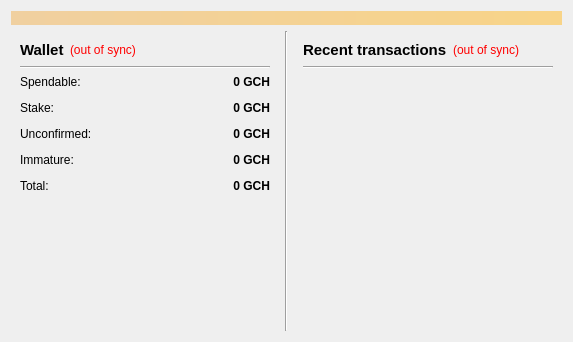
galaxycash/galaxycash, file src/qt/forms/overviewpage.ui: the form before one commit.
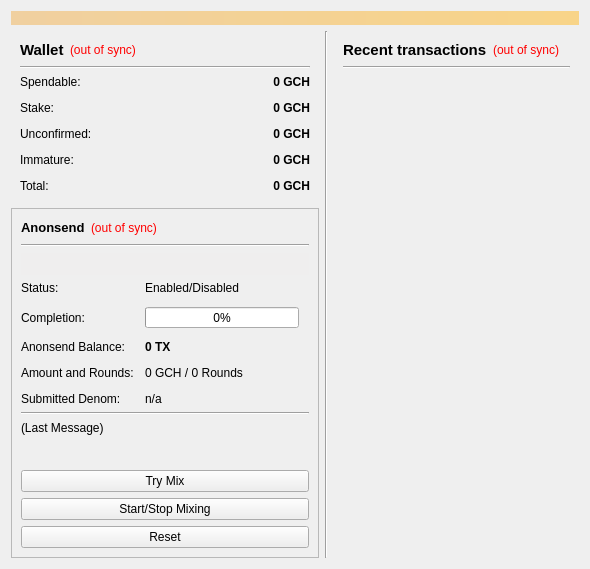
The form after the commit.

The edit to the form file:
```diff
--- a/src/qt/forms/overviewpage.ui
+++ b/src/qt/forms/overviewpage.ui
@@ -6,8 +6,8 @@
    <rect>
     <x>0</x>
     <y>0</y>
-    <width>573</width>
-    <height>342</height>
+    <width>590</width>
+    <height>554</height>
    </rect>
   </property>
   <property name="windowTitle">
@@ -265,6 +265,689 @@
          </layout>
         </widget>
        </item>
+       <item>
+        <widget class="QFrame" name="frameAnonsend">
+         <property name="sizePolicy">
+          <sizepolicy hsizetype="Expanding" vsizetype="Expanding">
+           <horstretch>0</horstretch>
+           <verstretch>0</verstretch>
+          </sizepolicy>
+         </property>
+         <property name="minimumSize">
+          <size>
+           <width>0</width>
+           <height>350</height>
+          </size>
+         </property>
+         <property name="layoutDirection">
+          <enum>Qt::LeftToRight</enum>
+         </property>
+         <property name="frameShape">
+          <enum>QFrame::StyledPanel</enum>
+         </property>
+         <property name="frameShadow">
+          <enum>QFrame::Raised</enum>
+         </property>
+         <layout class="QVBoxLayout" name="verticalLayout_5">
+          <item>
+           <layout class="QHBoxLayout" name="horizontalLayout_5">
+            <item>
+             <widget class="QLabel" name="label_2">
+              <property name="font">
+               <font>
+                <weight>75</weight>
+                <bold>true</bold>
+               </font>
+              </property>
+              <property name="text">
+               <string>&lt;html&gt;&lt;head/&gt;&lt;body&gt;&lt;p&gt;&lt;span style=&quot; font-size:10pt;&quot;&gt;Anonsend&lt;/span&gt;&lt;/p&gt;&lt;/body&gt;&lt;/html&gt;</string>
+              </property>
+             </widget>
+            </item>
+            <item>
+             <widget class="QLabel" name="labelAnonsendSyncStatus">
+              <property name="toolTip">
+               <string>The displayed information may be out of date. Your wallet automatically synchronizes with the MarteX network after a connection is established, but this process has not completed yet.</string>
+              </property>
+              <property name="styleSheet">
+               <string notr="true">QLabel { color: red; }</string>
+              </property>
+              <property name="text">
+               <string notr="true">(out of sync)</string>
+              </property>
+              <property name="alignment">
+               <set>Qt::AlignLeading|Qt::AlignLeft|Qt::AlignVCenter</set>
+              </property>
+             </widget>
+            </item>
+            <item>
+             <spacer name="horizontalSpacer_4">
+              <property name="orientation">
+               <enum>Qt::Horizontal</enum>
+              </property>
+              <property name="sizeHint" stdset="0">
+               <size>
+                <width>40</width>
+                <height>20</height>
+               </size>
+              </property>
+             </spacer>
+            </item>
+           </layout>
+          </item>
+          <item>
+           <widget class="Line" name="line_4">
+            <property name="orientation">
+             <enum>Qt::Horizontal</enum>
+            </property>
+           </widget>
+          </item>
+          <item>
+           <widget class="QPushButton" name="runAutoDenom">
+            <property name="palette">
+             <palette>
+              <active>
+               <colorrole role="WindowText">
+                <brush brushstyle="SolidPattern">
+                 <color alpha="255">
+                  <red>0</red>
+                  <green>0</green>
+                  <blue>0</blue>
+                 </color>
+                </brush>
+               </colorrole>
+               <colorrole role="Button">
+                <brush brushstyle="SolidPattern">
+                 <color alpha="255">
+                  <red>239</red>
+                  <green>238</green>
+                  <blue>238</blue>
+                 </color>
+                </brush>
+               </colorrole>
+               <colorrole role="Light">
+                <brush brushstyle="SolidPattern">
+                 <color alpha="255">
+                  <red>255</red>
+                  <green>255</green>
+                  <blue>255</blue>
+                 </color>
+                </brush>
+               </colorrole>
+               <colorrole role="Midlight">
+                <brush brushstyle="SolidPattern">
+                 <color alpha="255">
+                  <red>247</red>
+                  <green>246</green>
+                  <blue>246</blue>
+                 </color>
+                </brush>
+               </colorrole>
+               <colorrole role="Dark">
+                <brush brushstyle="SolidPattern">
+                 <color alpha="255">
+                  <red>119</red>
+                  <green>119</green>
+                  <blue>119</blue>
+                 </color>
+                </brush>
+               </colorrole>
+               <colorrole role="Mid">
+                <brush brushstyle="SolidPattern">
+                 <color alpha="255">
+                  <red>159</red>
+                  <green>159</green>
+                  <blue>159</blue>
+                 </color>
+                </brush>
+               </colorrole>
+               <colorrole role="Text">
+                <brush brushstyle="SolidPattern">
+                 <color alpha="255">
+                  <red>0</red>
+                  <green>0</green>
+                  <blue>0</blue>
+                 </color>
+                </brush>
+               </colorrole>
+               <colorrole role="BrightText">
+                <brush brushstyle="SolidPattern">
+                 <color alpha="255">
+                  <red>255</red>
+                  <green>255</green>
+                  <blue>255</blue>
+                 </color>
+                </brush>
+               </colorrole>
+               <colorrole role="ButtonText">
+                <brush brushstyle="SolidPattern">
+                 <color alpha="255">
+                  <red>0</red>
+                  <green>0</green>
+                  <blue>0</blue>
+                 </color>
+                </brush>
+               </colorrole>
+               <colorrole role="Base">
+                <brush brushstyle="SolidPattern">
+                 <color alpha="255">
+                  <red>255</red>
+                  <green>255</green>
+                  <blue>255</blue>
+                 </color>
+                </brush>
+               </colorrole>
+               <colorrole role="Window">
+                <brush brushstyle="SolidPattern">
+                 <color alpha="255">
+                  <red>239</red>
+                  <green>238</green>
+                  <blue>238</blue>
+                 </color>
+                </brush>
+               </colorrole>
+               <colorrole role="Shadow">
+                <brush brushstyle="SolidPattern">
+                 <color alpha="255">
+                  <red>0</red>
+                  <green>0</green>
+                  <blue>0</blue>
+                 </color>
+                </brush>
+               </colorrole>
+               <colorrole role="AlternateBase">
+                <brush brushstyle="SolidPattern">
+                 <color alpha="255">
+                  <red>247</red>
+                  <green>246</green>
+                  <blue>246</blue>
+                 </color>
+                </brush>
+               </colorrole>
+               <colorrole role="ToolTipBase">
+                <brush brushstyle="SolidPattern">
+                 <color alpha="255">
+                  <red>255</red>
+                  <green>255</green>
+                  <blue>220</blue>
+                 </color>
+                </brush>
+               </colorrole>
+               <colorrole role="ToolTipText">
+                <brush brushstyle="SolidPattern">
+                 <color alpha="255">
+                  <red>0</red>
+                  <green>0</green>
+                  <blue>0</blue>
+                 </color>
+                </brush>
+               </colorrole>
+              </active>
+              <inactive>
+               <colorrole role="WindowText">
+                <brush brushstyle="SolidPattern">
+                 <color alpha="255">
+                  <red>0</red>
+                  <green>0</green>
+                  <blue>0</blue>
+                 </color>
+                </brush>
+               </colorrole>
+               <colorrole role="Button">
+                <brush brushstyle="SolidPattern">
+                 <color alpha="255">
+                  <red>239</red>
+                  <green>238</green>
+                  <blue>238</blue>
+                 </color>
+                </brush>
+               </colorrole>
+               <colorrole role="Light">
+                <brush brushstyle="SolidPattern">
+                 <color alpha="255">
+                  <red>255</red>
+                  <green>255</green>
+                  <blue>255</blue>
+                 </color>
+                </brush>
+               </colorrole>
+               <colorrole role="Midlight">
+                <brush brushstyle="SolidPattern">
+                 <color alpha="255">
+                  <red>247</red>
+                  <green>246</green>
+                  <blue>246</blue>
+                 </color>
+                </brush>
+               </colorrole>
+               <colorrole role="Dark">
+                <brush brushstyle="SolidPattern">
+                 <color alpha="255">
+                  <red>119</red>
+                  <green>119</green>
+                  <blue>119</blue>
+                 </color>
+                </brush>
+               </colorrole>
+               <colorrole role="Mid">
+                <brush brushstyle="SolidPattern">
+                 <color alpha="255">
+                  <red>159</red>
+                  <green>159</green>
+                  <blue>159</blue>
+                 </color>
+                </brush>
+               </colorrole>
+               <colorrole role="Text">
+                <brush brushstyle="SolidPattern">
+                 <color alpha="255">
+                  <red>0</red>
+                  <green>0</green>
+                  <blue>0</blue>
+                 </color>
+                </brush>
+               </colorrole>
+               <colorrole role="BrightText">
+                <brush brushstyle="SolidPattern">
+                 <color alpha="255">
+                  <red>255</red>
+                  <green>255</green>
+                  <blue>255</blue>
+                 </color>
+                </brush>
+               </colorrole>
+               <colorrole role="ButtonText">
+                <brush brushstyle="SolidPattern">
+                 <color alpha="255">
+                  <red>0</red>
+                  <green>0</green>
+                  <blue>0</blue>
+                 </color>
+                </brush>
+               </colorrole>
+               <colorrole role="Base">
+                <brush brushstyle="SolidPattern">
+                 <color alpha="255">
+                  <red>255</red>
+                  <green>255</green>
+                  <blue>255</blue>
+                 </color>
+                </brush>
+               </colorrole>
+               <colorrole role="Window">
+                <brush brushstyle="SolidPattern">
+                 <color alpha="255">
+                  <red>239</red>
+                  <green>238</green>
+                  <blue>238</blue>
+                 </color>
+                </brush>
+               </colorrole>
+               <colorrole role="Shadow">
+                <brush brushstyle="SolidPattern">
+                 <color alpha="255">
+                  <red>0</red>
+                  <green>0</green>
+                  <blue>0</blue>
+                 </color>
+                </brush>
+               </colorrole>
+               <colorrole role="AlternateBase">
+                <brush brushstyle="SolidPattern">
+                 <color alpha="255">
+                  <red>247</red>
+                  <green>246</green>
+                  <blue>246</blue>
+                 </color>
+                </brush>
+               </colorrole>
+               <colorrole role="ToolTipBase">
+                <brush brushstyle="SolidPattern">
+                 <color alpha="255">
+                  <red>255</red>
+                  <green>255</green>
+                  <blue>220</blue>
+                 </color>
+                </brush>
+               </colorrole>
+               <colorrole role="ToolTipText">
+                <brush brushstyle="SolidPattern">
+                 <color alpha="255">
+                  <red>0</red>
+                  <green>0</green>
+                  <blue>0</blue>
+                 </color>
+                </brush>
+               </colorrole>
+              </inactive>
+              <disabled>
+               <colorrole role="WindowText">
+                <brush brushstyle="SolidPattern">
+                 <color alpha="255">
+                  <red>119</red>
+                  <green>119</green>
+                  <blue>119</blue>
+                 </color>
+                </brush>
+               </colorrole>
+               <colorrole role="Button">
+                <brush brushstyle="SolidPattern">
+                 <color alpha="255">
+                  <red>239</red>
+                  <green>238</green>
+                  <blue>238</blue>
+                 </color>
+                </brush>
+               </colorrole>
+               <colorrole role="Light">
+                <brush brushstyle="SolidPattern">
+                 <color alpha="255">
+                  <red>255</red>
+                  <green>255</green>
+                  <blue>255</blue>
+                 </color>
+                </brush>
+               </colorrole>
+               <colorrole role="Midlight">
+                <brush brushstyle="SolidPattern">
+                 <color alpha="255">
+                  <red>247</red>
+                  <green>246</green>
+                  <blue>246</blue>
+                 </color>
+                </brush>
+               </colorrole>
+               <colorrole role="Dark">
+                <brush brushstyle="SolidPattern">
+                 <color alpha="255">
+                  <red>119</red>
+                  <green>119</green>
+                  <blue>119</blue>
+                 </color>
+                </brush>
+               </colorrole>
+               <colorrole role="Mid">
+                <brush brushstyle="SolidPattern">
+                 <color alpha="255">
+                  <red>159</red>
+                  <green>159</green>
+                  <blue>159</blue>
+                 </color>
+                </brush>
+               </colorrole>
+               <colorrole role="Text">
+                <brush brushstyle="SolidPattern">
+                 <color alpha="255">
+                  <red>119</red>
+                  <green>119</green>
+                  <blue>119</blue>
+                 </color>
+                </brush>
+               </colorrole>
+               <colorrole role="BrightText">
+                <brush brushstyle="SolidPattern">
+                 <color alpha="255">
+                  <red>255</red>
+                  <green>255</green>
+                  <blue>255</blue>
+                 </color>
+                </brush>
+               </colorrole>
+               <colorrole role="ButtonText">
+                <brush brushstyle="SolidPattern">
+                 <color alpha="255">
+                  <red>119</red>
+                  <green>119</green>
+                  <blue>119</blue>
+                 </color>
+                </brush>
+               </colorrole>
+               <colorrole role="Base">
+                <brush brushstyle="SolidPattern">
+                 <color alpha="255">
+                  <red>239</red>
+                  <green>238</green>
+                  <blue>238</blue>
+                 </color>
+                </brush>
+               </colorrole>
+               <colorrole role="Window">
+                <brush brushstyle="SolidPattern">
+                 <color alpha="255">
+                  <red>239</red>
+                  <green>238</green>
+                  <blue>238</blue>
+                 </color>
+                </brush>
+               </colorrole>
+               <colorrole role="Shadow">
+                <brush brushstyle="SolidPattern">
+                 <color alpha="255">
+                  <red>0</red>
+                  <green>0</green>
+                  <blue>0</blue>
+                 </color>
+                </brush>
+               </colorrole>
+               <colorrole role="AlternateBase">
+                <brush brushstyle="SolidPattern">
+                 <color alpha="255">
+                  <red>239</red>
+                  <green>238</green>
+                  <blue>238</blue>
+                 </color>
+                </brush>
+               </colorrole>
+               <colorrole role="ToolTipBase">
+                <brush brushstyle="SolidPattern">
+                 <color alpha="255">
+                  <red>255</red>
+                  <green>255</green>
+                  <blue>220</blue>
+                 </color>
+                </brush>
+               </colorrole>
+               <colorrole role="ToolTipText">
+                <brush brushstyle="SolidPattern">
+                 <color alpha="255">
+                  <red>0</red>
+                  <green>0</green>
+                  <blue>0</blue>
+                 </color>
+                </brush>
+               </colorrole>
+              </disabled>
+             </palette>
+            </property>
+            <property name="focusPolicy">
+             <enum>Qt::NoFocus</enum>
+            </property>
+            <property name="autoFillBackground">
+             <bool>true</bool>
+            </property>
+            <property name="text">
+             <string/>
+            </property>
+            <property name="flat">
+             <bool>true</bool>
+            </property>
+           </widget>
+          </item>
+          <item>
+           <layout class="QFormLayout" name="formLayout">
+            <property name="fieldGrowthPolicy">
+             <enum>QFormLayout::AllNonFixedFieldsGrow</enum>
+            </property>
+            <property name="horizontalSpacing">
+             <number>11</number>
+            </property>
+            <property name="verticalSpacing">
+             <number>12</number>
+            </property>
+            <item row="0" column="0">
+             <widget class="QLabel" name="label_6">
+              <property name="text">
+               <string>Status:</string>
+              </property>
+             </widget>
+            </item>
+            <item row="1" column="0">
+             <widget class="QLabel" name="label_7">
+              <property name="text">
+               <string>Completion:</string>
+              </property>
+             </widget>
+            </item>
+            <item row="1" column="1">
+             <widget class="QProgressBar" name="anonsendProgress">
+              <property name="maximumSize">
+               <size>
+                <width>154</width>
+                <height>16777215</height>
+               </size>
+              </property>
+              <property name="value">
+               <number>0</number>
+              </property>
+             </widget>
+            </item>
+            <item row="3" column="0">
+             <widget class="QLabel" name="labelAnonymizedText">
+              <property name="text">
+               <string>Anonsend Balance:</string>
+              </property>
+             </widget>
+            </item>
+            <item row="3" column="1">
+             <widget class="QLabel" name="labelAnonymized">
+              <property name="font">
+               <font>
+                <weight>75</weight>
+                <bold>true</bold>
+               </font>
+              </property>
+              <property name="text">
+               <string notr="true">0 TX</string>
+              </property>
+             </widget>
+            </item>
+            <item row="4" column="0">
+             <widget class="QLabel" name="label_8">
+              <property name="text">
+               <string>Amount and Rounds:</string>
+              </property>
+             </widget>
+            </item>
+            <item row="4" column="1">
+             <widget class="QLabel" name="labelAmountRounds">
+              <property name="text">
+               <string>0 GCH / 0 Rounds</string>
+              </property>
+             </widget>
+            </item>
+            <item row="5" column="0">
+             <widget class="QLabel" name="label_9">
+              <property name="text">
+               <string>Submitted Denom:</string>
+              </property>
+             </widget>
+            </item>
+            <item row="5" column="1">
+             <widget class="QLabel" name="labelSubmittedDenom">
+              <property name="toolTip">
+               <string>The denominations you submitted to the Masternode.&lt;br&gt;To mix, other users must submit the exact same denominations.</string>
+              </property>
+              <property name="text">
+               <string>n/a</string>
+              </property>
+             </widget>
+            </item>
+            <item row="0" column="1">
+             <widget class="QLabel" name="anonsendEnabled">
+              <property name="text">
+               <string>Enabled/Disabled</string>
+              </property>
+             </widget>
+            </item>
+           </layout>
+          </item>
+          <item>
+           <widget class="Line" name="lineLastMessage">
+            <property name="orientation">
+             <enum>Qt::Horizontal</enum>
+            </property>
+           </widget>
+          </item>
+          <item>
+           <widget class="QLabel" name="anonsendStatus">
+            <property name="minimumSize">
+             <size>
+              <width>288</width>
+              <height>43</height>
+             </size>
+            </property>
+            <property name="text">
+             <string>(Last Message)</string>
+            </property>
+            <property name="alignment">
+             <set>Qt::AlignLeading|Qt::AlignLeft|Qt::AlignTop</set>
+            </property>
+            <property name="wordWrap">
+             <bool>true</bool>
+            </property>
+           </widget>
+          </item>
+          <item>
+           <widget class="QPushButton" name="anonsendAuto">
+            <property name="sizePolicy">
+             <sizepolicy hsizetype="MinimumExpanding" vsizetype="Fixed">
+              <horstretch>0</horstretch>
+              <verstretch>0</verstretch>
+             </sizepolicy>
+            </property>
+            <property name="toolTip">
+             <string>Try to manually submit a Anonsend request.</string>
+            </property>
+            <property name="text">
+             <string>Try Mix</string>
+            </property>
+           </widget>
+          </item>
+          <item>
+           <widget class="QPushButton" name="toggleAnonsend">
+            <property name="sizePolicy">
+             <sizepolicy hsizetype="MinimumExpanding" vsizetype="Fixed">
+              <horstretch>0</horstretch>
+              <verstretch>0</verstretch>
+             </sizepolicy>
+            </property>
+            <property name="text">
+             <string>Start/Stop Mixing</string>
+            </property>
+           </widget>
+          </item>
+          <item>
+           <widget class="QPushButton" name="anonsendReset">
+            <property name="sizePolicy">
+             <sizepolicy hsizetype="MinimumExpanding" vsizetype="Fixed">
+              <horstretch>0</horstretch>
+              <verstretch>0</verstretch>
+             </sizepolicy>
+            </property>
+            <property name="toolTip">
+             <string>Reset the current status of Anonsend (can interrupt Anonsend if it's in the process of Mixing, which can cost you money!)</string>
+            </property>
+            <property name="autoFillBackground">
+             <bool>false</bool>
+            </property>
+            <property name="text">
+             <string>Reset</string>
+            </property>
+           </widget>
+          </item>
+         </layout>
+        </widget>
+       </item>
        <item>
         <spacer name="verticalSpacer">
          <property name="orientation">
```
